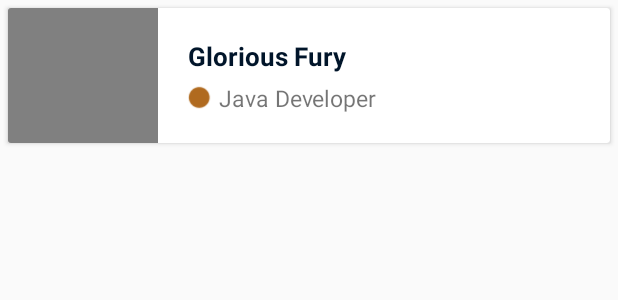
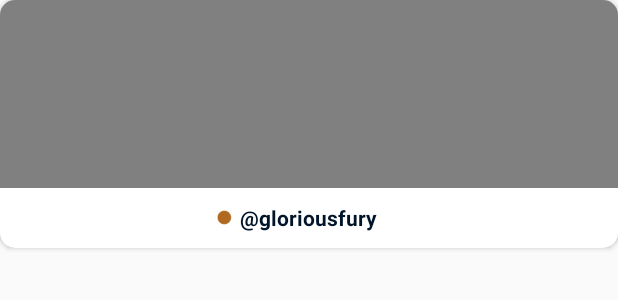
Before and after one commit to gloriousfury/AndelaLJD, an Android app: the layout profile_card.xml on its own in the app's theme, with its tools: preview values and no code run, on a phone screen of 412 x 824 dp. Shown: the top 300 px of the screen. Run offline under Robolectric (Android 15) with nearby library versions, the phone set to English and light mode, and no system bars.

Commit message:
Final edits to the application, removal of alternative interfaaces

```diff
--- a/app/src/main/java/com/alc/ljv/ui/activity/SingleUserActivity.java
+++ b/app/src/main/java/com/alc/ljv/ui/activity/SingleUserActivity.java
@@ -231,10 +231,10 @@ public class SingleUserActivity extends AppCompatActivity implements View.OnClic
 
     private void shareMessage() {
         String shareBody = "Check out this awesome developer " + devName.getText()
-                + " here " + developerUrl;
+                + " here: " + developerUrl;
         Intent sharingIntent = new Intent(Intent.ACTION_SEND);
         sharingIntent.setType("text/plain");
-        sharingIntent.putExtra(android.content.Intent.EXTRA_SUBJECT, "Andela ALC");
+        sharingIntent.putExtra(android.content.Intent.EXTRA_SUBJECT, "Andela LJD");
         sharingIntent.putExtra(android.content.Intent.EXTRA_TEXT, shareBody);
         startActivity(Intent.createChooser(sharingIntent, "Share using"));
 
--- a/app/src/main/res/layout/profile_card.xml
+++ b/app/src/main/res/layout/profile_card.xml
@@ -1,11 +1,11 @@
 <?xml version="1.0" encoding="utf-8"?>
 <android.support.v7.widget.CardView xmlns:android="http://schemas.android.com/apk/res/android"
     xmlns:app="http://schemas.android.com/apk/res-auto"
+    android:layout_width="match_parent"
+    android:layout_height="wrap_content"
+
     android:orientation="vertical"
-    android:layout_width="match_parent"
-    android:layout_height="@dimen/ninety"
-    android:layout_margin="@dimen/five"
-    >
+    app:cardCornerRadius="@dimen/ten">
 
     <RelativeLayout
         android:layout_width="match_parent"
@@ -13,67 +13,60 @@
 
         <ImageView
             android:id="@+id/profile_image"
-        android:layout_width="@dimen/one_hundred"
-        android:layout_height="match_parent"
-        android:scaleType="fitXY"
-        android:layout_marginRight="@dimen/twenty"
+            android:layout_width="match_parent"
+            android:layout_height="@dimen/one_twenty_five"
+            android:scaleType="centerCrop"
+
+
             />
 
         <View
-            android:layout_width="@dimen/one_hundred"
-            android:layout_height="match_parent"
+
+            android:layout_width="match_parent"
+            android:layout_height="@dimen/one_twenty_five"
+            android:alpha="0.5"
             android:background="@color/black"
-            android:alpha="0.5"
+            android:scaleType="centerCrop"
 
             />
+
+
+        <RelativeLayout
+            android:layout_width="match_parent"
+            android:layout_height="@dimen/fourty"
+            android:layout_below="@id/profile_image"
+            >
 
 
             <TextView
                 android:id="@+id/profile_name"
                 android:layout_width="wrap_content"
                 android:layout_height="wrap_content"
-            android:text="Glorious Fury"
+                android:layout_centerInParent="true"
+                android:text="\@gloriousfury"
+                android:textColor="@color/blue"
+                android:textSize="14sp"
                 android:textStyle="bold"
-            android:textSize="@dimen/seventeen_text_size"
-            android:layout_toRightOf="@id/profile_image"
-            android:layout_marginTop="@dimen/twenty"
-            android:textColor="@color/blue"
-            />
 
-        <ImageView
-            android:id="@+id/java_icon"
-            android:layout_width="@dimen/fifteen"
-            android:layout_height="@dimen/fifteen"
-            android:layout_toRightOf="@id/profile_image"
-            android:layout_below="@id/profile_name"
-            android:layout_marginTop="@dimen/eight"
-            android:src="@drawable/img_java"/>
-
-
-        <TextView
-            android:id="@+id/language"
-            android:layout_width="wrap_content"
-            android:layout_height="wrap_content"
-            android:text="@string/language"
-            android:textSize="@dimen/fifteen_text_size"
-            android:layout_toRightOf="@id/java_icon"
-            android:layout_marginLeft="@dimen/five"
-            android:layout_below="@id/profile_name"
-            android:layout_marginTop="@dimen/five"
                 />
 
 
+            <ImageView
+                android:layout_width="@dimen/ten"
+                android:layout_height="@dimen/ten"
+
+                android:layout_marginRight="@dimen/five"
+                android:layout_marginTop="13dp"
+                android:layout_toLeftOf="@id/profile_name"
+                android:layout_centerInParent="true"
+                android:src="@drawable/img_java"
 
 
-
-
-
-
-
+                />
 
 
         </RelativeLayout>
-
+    </RelativeLayout>
 
 
 </android.support.v7.widget.CardView>
--- a/app/src/main/res/menu/menu_main.xml
+++ b/app/src/main/res/menu/menu_main.xml
@@ -17,6 +17,8 @@
         android:title="Github.Audio"
         app:showAsAction="never" />
 
+
+
     <item
         android:title="sort"
         android:icon="@drawable/ic_sort_white_24dp"
@@ -34,4 +36,6 @@
 
         </menu>
     </item>
+
+
 </menu>
```
Also changed, not shown: app/src/main/java/com/alc/ljv/adapter/ProfileAdapter.java (+5 -10 lines), app/src/main/java/com/alc/ljv/ui/activity/MainActivity.java (+58 -10 lines), app/src/main/res/layout/profile_card2.xml (deleted, +0 -51 lines). Lines whose indentation alone changed are shown as unchanged.
